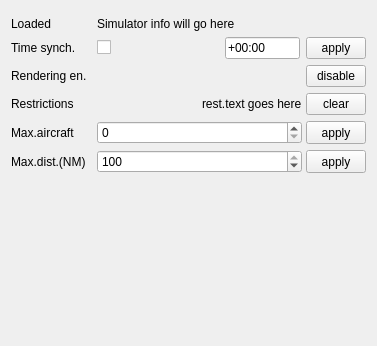
Before: the Qt Designer form src/blackgui/components/settingssimulatorcomponent.ui in swift-project/pilotclient, drawn with Qt 5.
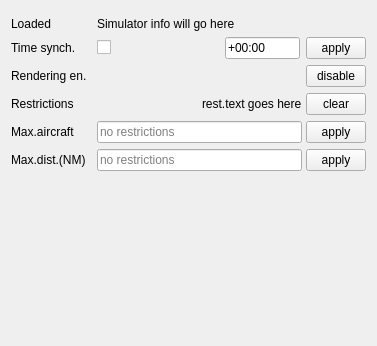
After: the same form once the commit is applied. Custom widgets are drawn as their Qt base class.

```diff
--- a/src/blackgui/components/settingssimulatorcomponent.ui
+++ b/src/blackgui/components/settingssimulatorcomponent.ui
@@ -265,22 +265,22 @@
         </item>
        </layout>
       </item>
-      <item row="6" column="0">
+      <item row="7" column="0">
        <widget class="QLabel" name="lbl_MaxAircraft">
         <property name="text">
          <string>Max.aircraft</string>
         </property>
        </widget>
       </item>
-      <item row="6" column="1">
+      <item row="7" column="1">
        <layout class="QHBoxLayout" name="hl_MaxAircraft">
         <property name="spacing">
          <number>4</number>
         </property>
         <item>
-         <widget class="QSpinBox" name="sb_MaxAircraft">
-          <property name="maximum">
-           <number>100</number>
+         <widget class="QLineEdit" name="le_MaxAircraft">
+          <property name="placeholderText">
+           <string>no restrictions</string>
           </property>
          </widget>
         </item>
@@ -311,25 +311,22 @@
         </item>
        </layout>
       </item>
-      <item row="7" column="0">
+      <item row="8" column="0">
        <widget class="QLabel" name="lbl_MaxDistance">
         <property name="text">
          <string>Max.dist.(NM)</string>
         </property>
        </widget>
       </item>
-      <item row="7" column="1">
+      <item row="8" column="1">
        <layout class="QHBoxLayout" name="hl_MaxDistance">
         <property name="spacing">
          <number>4</number>
         </property>
         <item>
-         <widget class="QSpinBox" name="sb_MaxDistance">
-          <property name="maximum">
-           <number>100</number>
-          </property>
-          <property name="value">
-           <number>100</number>
+         <widget class="QLineEdit" name="le_MaxDistance">
+          <property name="placeholderText">
+           <string>no restrictions</string>
           </property>
          </widget>
         </item>
```
